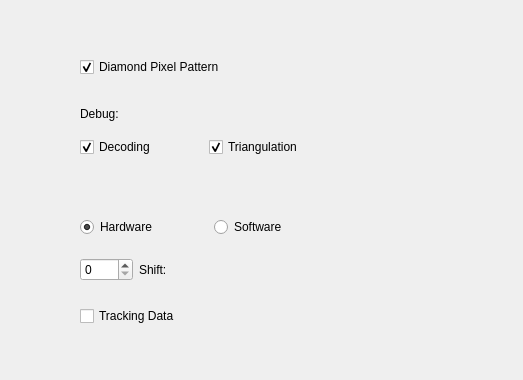
Before: the Qt Designer form src/SLPreferenceDialog.ui in immermachen/slstudio, drawn with Qt 5; both pictures show x 360 to 883 and y 165 to 545 of the 883 by 545 pixel window.
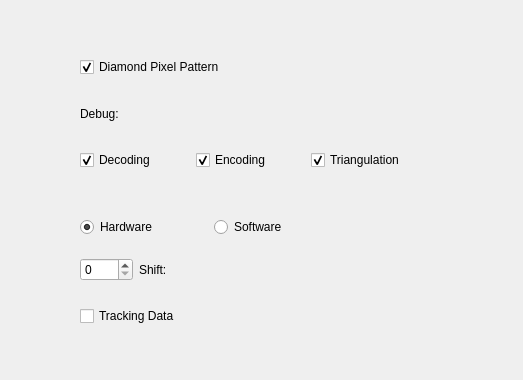
After: the same form once the commit is applied.

What changed in the file:
```diff
--- a/src/SLPreferenceDialog.ui
+++ b/src/SLPreferenceDialog.ui
@@ -544,9 +544,9 @@
    <property name="geometry">
     <rect>
      <x>440</x>
-     <y>300</y>
-     <width>251</width>
-     <height>24</height>
+     <y>290</y>
+     <width>341</width>
+     <height>71</height>
     </rect>
    </property>
    <layout class="QHBoxLayout" name="diamondPatternLayout_2">
@@ -560,6 +560,16 @@
       </property>
      </widget>
     </item>
+    <item>
+     <widget class="QCheckBox" name="CB_Encoding">
+      <property name="text">
+       <string>Encoding</string>
+      </property>
+      <property name="checked">
+       <bool>true</bool>
+      </property>
+     </widget>
+    </item>
     <item>
      <widget class="QCheckBox" name="CB_Triangulation">
       <property name="text">
```
